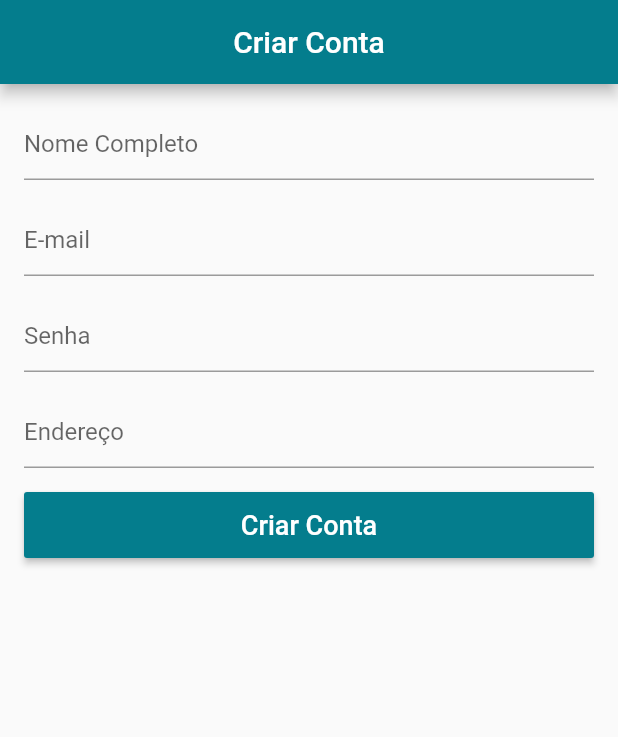
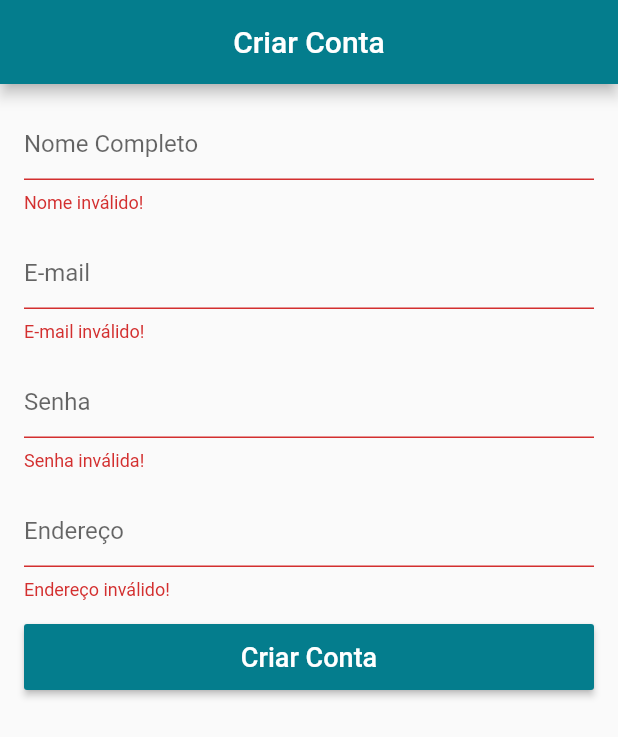
Before and after one commit to Greynowver/loja_teste_2.1, a Flutter app: the SignUpScreen screen opened directly, after a tap on "Criar Conta", on a phone screen of 412 x 824 dp. Shown: the top 737 px of the screen. Run offline on Flutter 3.47's test engine with Material 2 defaults, Android fonts, the phone set to English and light mode, and no system bars; our stand-ins replace carousel_pro, cloud_firestore, firebase_auth, transparent_image; accounts and stored records are empty.

Commit message:
Criação de Usuários

```diff
--- a/lib/models/user_model.dart
+++ b/lib/models/user_model.dart
@@ -20,7 +20,7 @@ class UserModel extends Model{
     notifyListeners();
 
     _auth.createUserWithEmailAndPassword(
-        email: userData("email"),
+        email: userData["email"],
         password: pass
     ).then((user) async {
       firebaseUser = user;
--- a/lib/screens/signup_screen.dart
+++ b/lib/screens/signup_screen.dart
@@ -1,6 +1,18 @@
 import 'package:flutter/material.dart';
+import 'package:loja_teste_2/models/user_model.dart';
+import 'package:scoped_model/scoped_model.dart';
 
-class SignUpScreen extends StatelessWidget {
+class SignUpScreen extends StatefulWidget {
+  @override
+  _SignUpScreenState createState() => _SignUpScreenState();
+}
+
+class _SignUpScreenState extends State<SignUpScreen> {
+
+  final _nameController = TextEditingController();
+  final _emailController = TextEditingController();
+  final _passController = TextEditingController();
+  final _addressController = TextEditingController();
 
   final _formKey = GlobalKey<FormState>();
 
@@ -11,12 +23,17 @@ class SignUpScreen extends StatelessWidget {
           title: Text("Criar Conta"),
           centerTitle: true,
         ),
-      body: Form(
+        body: ScopedModelDescendant<UserModel>(
+          builder: (context, child, model){
+            if(model.isLoading)
+              return Center(child: CircularProgressIndicator(),);
+            return Form(
               key: _formKey,
               child: ListView(
                 padding: EdgeInsets.all(16.0),
                 children: <Widget>[
                   TextFormField(
+                    controller: _nameController,
                     decoration: InputDecoration(
                         hintText: "Nome Completo"
                     ),
@@ -26,6 +43,7 @@ class SignUpScreen extends StatelessWidget {
                   ),
                   SizedBox(height: 16.0,),
                   TextFormField(
+                    controller: _emailController,
                     decoration: InputDecoration(
                         hintText: "E-mail"
                     ),
@@ -36,6 +54,7 @@ class SignUpScreen extends StatelessWidget {
                   ),
                   SizedBox(height: 16.0,),
                   TextFormField(
+                    controller: _passController,
                     decoration: InputDecoration(
                         hintText: "Senha"
                     ),
@@ -46,6 +65,7 @@ class SignUpScreen extends StatelessWidget {
                   ),
                   SizedBox(height: 16.0,),
                   TextFormField(
+                    controller: _addressController,
                     decoration: InputDecoration(
                         hintText: "Endereço"
                     ),
@@ -64,12 +84,43 @@ class SignUpScreen extends StatelessWidget {
                       ),
                       textColor: Colors.white,
                       color: Theme.of(context).primaryColor,
-                onPressed: (){},
+                      onPressed: (){
+                        FocusScopeNode currentFocus = FocusScope.of(context);
+                        if (!currentFocus.hasPrimaryFocus) {
+                          currentFocus.unfocus();
+                        }
+                        if(_formKey.currentState.validate()){
+
+                          Map<String, dynamic> userData = {
+                            "name": _nameController.text,
+                            "email": _emailController.text,
+                            "address": _addressController.text,
+                          };
+
+                          model.signUp(userData: userData,
+                              pass: _passController.text,
+                              onSuccess: _onSuccess,
+                              onFail: _onFail
+                          );
+                        }
+                      },
                     ),
                   )
                 ],
               ),
-      ),
+            );
+          },
+        )
     );
   }
+
+  void _onSuccess(){
+
   }
+
+  void _onFail(){
+
+
+  }
+
+}
```
Lines whose indentation alone changed are shown as unchanged.
